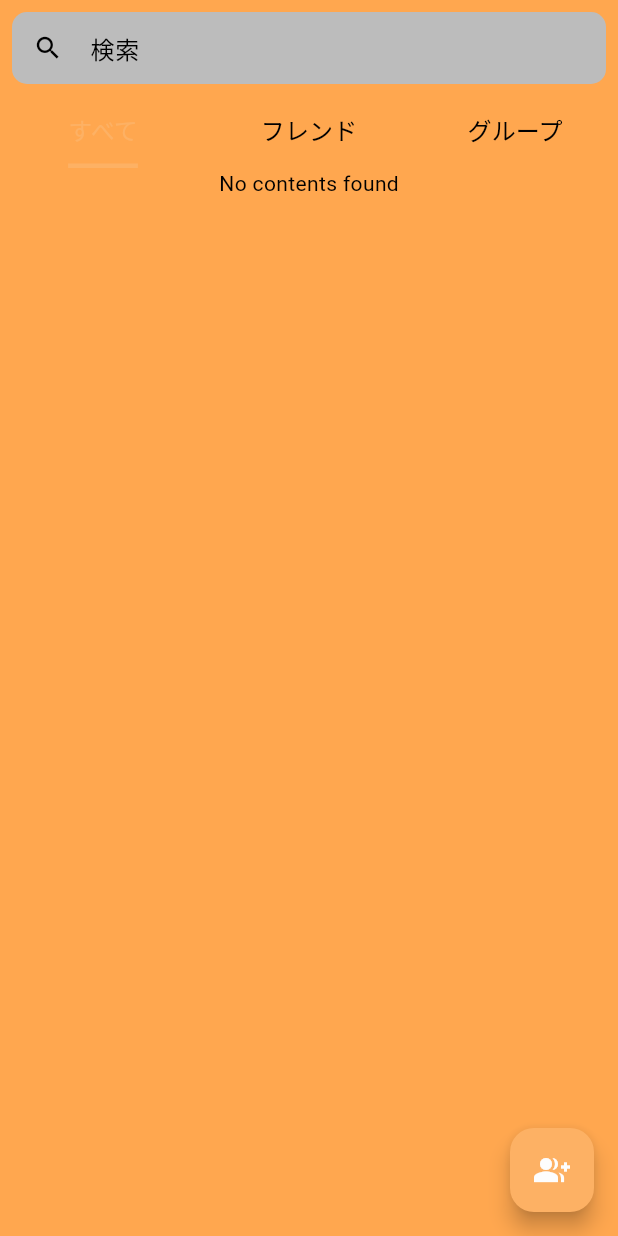
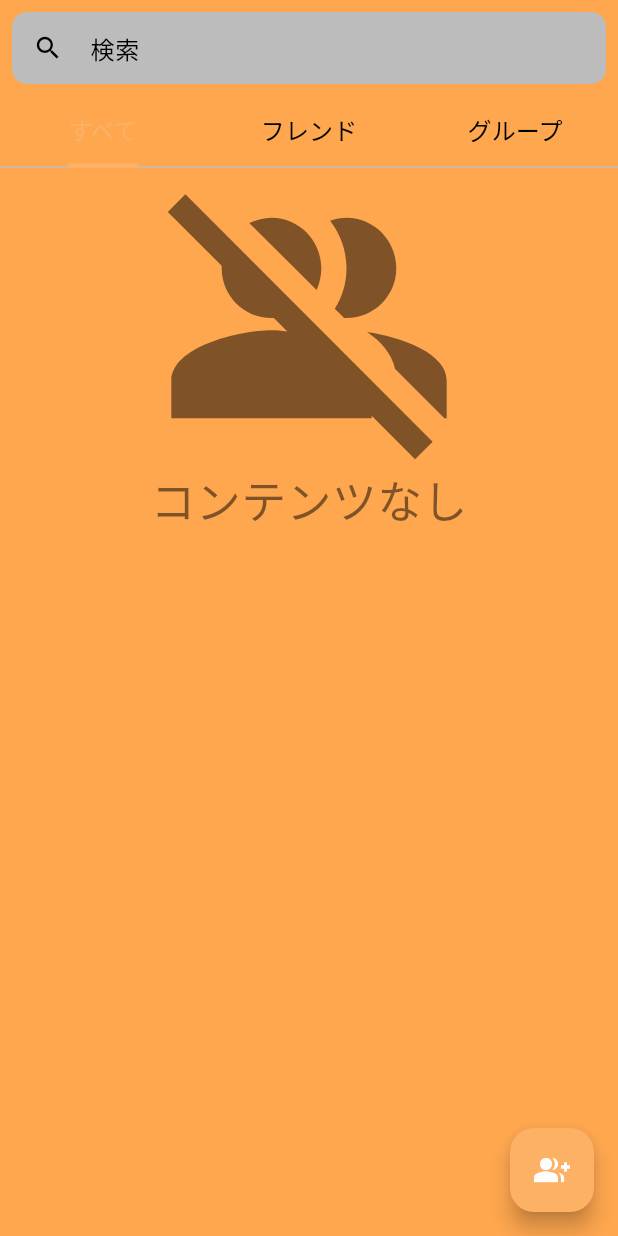
Before and after one commit to JOIMathProject/calendar_sharing, a Flutter app: the ContentsManage screen opened directly, on a phone screen of 412 x 824 dp. Run offline on Flutter 3.47's test engine with Material 3 defaults, Android fonts, the phone set to English and light mode, and no system bars; our stand-ins replace badges, firebase_core, firebase_messaging, flutter_chat_types, flutter_chat_ui, font_awesome_flutter and 5 more; missing offline and left inert: extension_google_sign_in_as_googleapis_auth, googleapis, syncfusion_localizations; accounts and stored records are empty; key blocks and very long unbroken strings in the code were emptied for the run.

Commit message:
updated some UI. fixed rquest receiving system

```diff
--- a/lib/screen/ContentsManage.dart
+++ b/lib/screen/ContentsManage.dart
@@ -84,9 +84,14 @@ class _ContentsManageState extends State<ContentsManage>
               ),
             ),
           ),
+          Expanded(
+            child: DefaultTabController(
+              length: 3,
+              child:
+              Column(
+                children:[
                   TabBar(
-            controller: _tabController,
-            tabs: [
+                    tabs: const [
                       Tab(text: 'すべて'),
                       Tab(text: 'フレンド'),
                       Tab(text: 'グループ'),
@@ -100,23 +105,21 @@ class _ContentsManageState extends State<ContentsManage>
                       ),
                     ),
                     labelStyle: TextStyle(fontSize: 16.0),
+                    dividerColor: GlobalColor.Unselected,
                     labelColor: GlobalColor.MainCol,
                   ),
-          if (contents.isNotEmpty)
                   Expanded(
                     child: TabBarView(
-                controller: _tabController,
                       children: [
-                  _buildContentList(_filteredContents()), // All
+                        _buildContentList(_filteredContents()),
                         _buildContentList(
-                      _filteredContents(isPersonal: true)), // Personal
-                  _buildContentList(_filteredContents(isGroup: true)), // Group
+                            _filteredContents(isPersonal: true)),
+                        _buildContentList(_filteredContents(isGroup: true)),
                       ],
                     ),
-            )
-          else
-            Center(
-              child: Text('No contents found'),
+                  ),
+                ],),
+            ),
           ),
         ],
       ),
@@ -159,6 +162,35 @@ class _ContentsManageState extends State<ContentsManage>
   }
 
   Widget _buildContentList(List<GroupInformation>? filteredContents) {
+    if(filteredContents!.isEmpty){
+      return LayoutBuilder(
+        builder: (context, constraints) {
+          return SingleChildScrollView(
+            physics: const AlwaysScrollableScrollPhysics(),
+            child: Center(
+              child: Column(
+                mainAxisAlignment: MainAxisAlignment.center,  // Center vertically
+                children: [
+                  Icon(
+                    Icons.group_off_sharp,
+                    size: 200,
+                    color: Colors.black.withOpacity(0.5),
+                  ),
+                  Text(
+                    'コンテンツなし',
+                    style: TextStyle(
+                      fontSize: 30,
+                      color: Colors.black.withOpacity(0.5),
+                    ),
+                  ),
+                ],
+              ),
+            ),
+          );
+        },
+      );
+    }
+
     return ListView.builder(
       itemCount: filteredContents?.length,
       itemBuilder: (context, index) {
@@ -211,7 +243,7 @@ class _ContentsManageState extends State<ContentsManage>
                       builder: (context) => Home(
                         groupId: filteredContents?[index].gid,
                         groupName: filteredContents?[index].gname,
-                        firstVisit: filteredContents![index].is_opened=='0',
+                        firstVisit: filteredContents![index].is_opened == '0',
                         startOnChatScreen: true,
                       ),
                     ),
@@ -230,7 +262,7 @@ class _ContentsManageState extends State<ContentsManage>
                   groupId: filteredContents?[index].gid,
                   groupName: filteredContents?[index].gname,
                   startOnChatScreen: false,
-                  firstVisit: filteredContents![index].is_opened=='0',
+                  firstVisit: filteredContents![index].is_opened == '0',
                 ),
               ),
             );
--- a/lib/screen/friendProfile.dart
+++ b/lib/screen/friendProfile.dart
@@ -105,7 +105,7 @@ class _FriendProfileState extends State<FriendProfile> {
                     String? groupId =
                         await _checkFriend(uid!, widget.friend.uid);
 
-                    bool opened = await GetOpened().getOpened(uid, groupId!);
+                    bool opened = await GetOpened().getOpened(uid, groupId!) == 1;
                     if (groupId != null) {
                       Navigator.push(
                         context,
@@ -137,7 +137,7 @@ class _FriendProfileState extends State<FriendProfile> {
                         Provider.of<UserData>(context, listen: false).uid;
                     String? groupId =
                         await _checkFriend(uid!, widget.friend.uid);
-                    bool opened = await GetOpened().getOpened(uid, groupId!);
+                    bool opened = await GetOpened().getOpened(uid, groupId!) == 1;
                     if (groupId != null) {
                       Navigator.push(
                         context,
```
Also changed, not shown: lib/screen/Content.dart (+9 -8 lines), lib/screen/ReceiveEventRequest.dart (+15 -4 lines), lib/screen/SearchSchedule.dart (+24 -6 lines), lib/services/APIcalls.dart (+17 -11 lines). Lines whose indentation alone changed are shown as unchanged.
